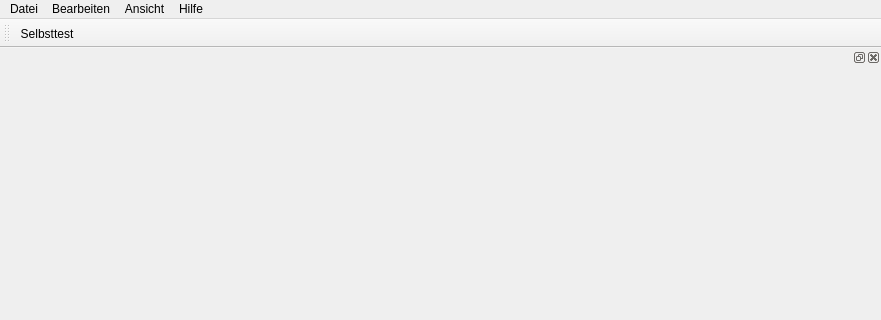
Old version of the form res/mainwindow.ui in the repository jfeil/RegeltestCreator; both pictures show x 0 to 881 and y 0 to 320 of the 881 by 634 pixel window.
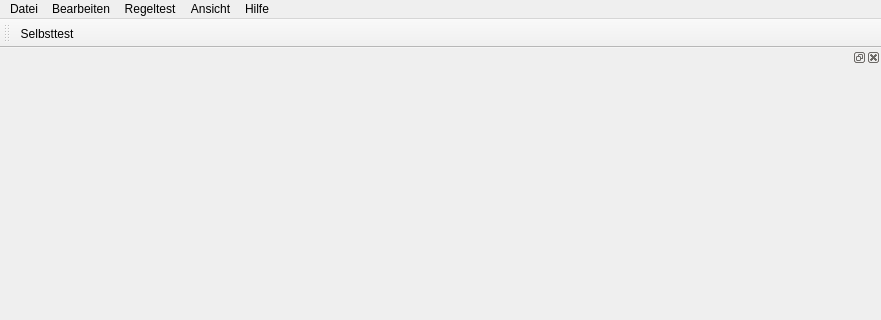
New version of the form.

Commit message:
Add showing and loading from Regeltest-Archive and export as CSV
This enables the user to create CSV for creating PowerPoint-Regeltests and recreate previously made Regeltests

The edit to the form file:
```diff
--- a/res/mainwindow.ui
+++ b/res/mainwindow.ui
@@ -71,8 +71,16 @@
     <addaction name="actionAuf_Updates_pr_fen"/>
     <addaction name="action_ber"/>
    </widget>
+      <widget class="QMenu" name="menuRegeltest">
+          <property name="title">
+              <string>Regeltest</string>
+          </property>
+          <addaction name="actionBisherige_Regeltests"/>
+          <addaction name="actionDesign_erstellen"/>
+      </widget>
    <addaction name="menuDatei"/>
    <addaction name="menuBearbeiten"/>
+      <addaction name="menuRegeltest"/>
    <addaction name="menuAnsicht"/>
    <addaction name="menu_ber"/>
   </widget>
```
Left out of the diff: 13 changed lines with no effect on the pictures. Lines whose indentation alone changed are shown as unchanged. The commit also changes 10 other files.
